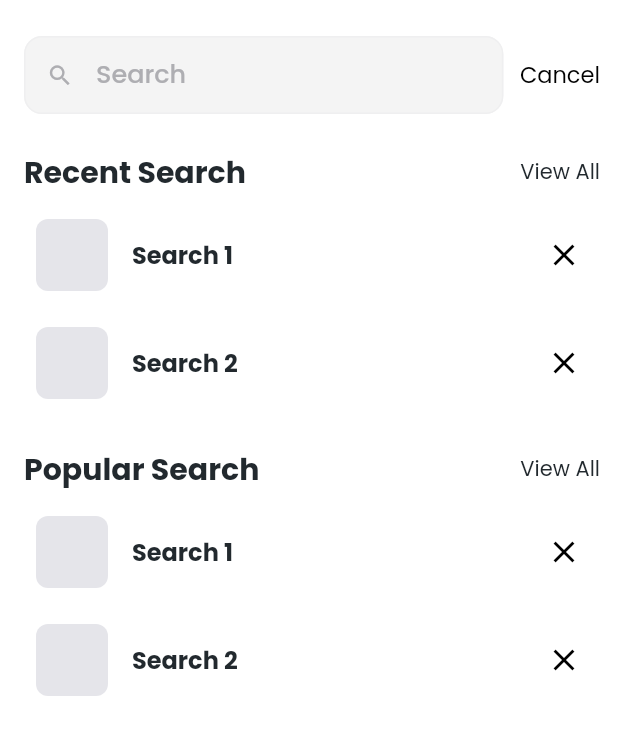
After one commit to iahmadamin/fusionpower, a Flutter app: the SearchPage screen opened directly, on a phone screen of 412 x 824 dp. The commit adds this screen. Shown: the top 735 px of the screen. Run offline on Flutter 3.47's test engine with Material 2 defaults, Android fonts, the phone set to English and light mode, and no system bars; our stand-ins replace flutter_svg, get; project files that could hold a hidden picture were left out.

Commit message:
Search, Profile, Edit profile pages

```diff
--- /dev/null
+++ b/lib/controllers/serach_controller.dart
@@ -0,0 +1,16 @@
+import 'package:get/get.dart';
+
+class SearchController extends GetxController {
+  List<String> recentSearches = ['Search 1', 'Search 2', 'Search 3'];
+  List<String> popularSearches = ['Search 1', 'Search 2', 'Search 3'];
+
+  void removeRecentSearch(String search) {
+    recentSearches.remove(search);
+    update();
+  }
+
+  void removePopularSearch(String search) {
+    popularSearches.remove(search);
+    update();
+  }
+}
--- a/lib/view/pages/Home/home_page.dart
+++ b/lib/view/pages/Home/home_page.dart
@@ -1,6 +1,7 @@
 import 'package:flutter/material.dart';
 import 'package:fusionpower/constant/colors.dart';
 import 'package:fusionpower/controllers/cart_controller.dart';
+import 'package:fusionpower/controllers/serach_controller.dart';
 import 'package:fusionpower/sample_data.dart';
 import 'package:fusionpower/view/pages/Home/widgets/appbar.dart';
 import 'package:fusionpower/view/pages/Home/widgets/drawer.dart';
@@ -19,6 +20,7 @@ class _HomePageState extends State<HomePage> {
   @override
   void initState() {
     final controller = Get.put(CartController());
+    final searchController = Get.put(SearchController());
     super.initState();
   }
 
--- /dev/null
+++ b/lib/view/pages/Home/search_page.dart
@@ -0,0 +1,211 @@
+import 'package:flutter/material.dart';
+import 'package:fusionpower/constant/colors.dart';
+import 'package:fusionpower/controllers/serach_controller.dart';
+import 'package:get/get.dart';
+
+class SearchPage extends StatefulWidget {
+  const SearchPage({Key? key}) : super(key: key);
+
+  @override
+  State<SearchPage> createState() => _SearchPageState();
+}
+
+class _SearchPageState extends State<SearchPage> {
+  @override
+  Widget build(BuildContext context) {
+    return Scaffold(
+      backgroundColor: backgroundColor,
+      body: SafeArea(
+        child: Column(children: [
+          Padding(
+            padding: const EdgeInsets.only(
+              left: 16,
+              right: 12,
+              top: 24,
+            ),
+            child: Row(
+              children: [
+                Expanded(
+                  child: SizedBox(
+                    height: 52,
+                    child: TextField(
+                      textAlignVertical: TextAlignVertical.center,
+                      cursorColor: greyDark,
+                      style: const TextStyle(
+                          fontSize: 17,
+                          fontWeight: FontWeight.w500,
+                          color: greyDark),
+                      textInputAction: TextInputAction.search,
+                      decoration: InputDecoration(
+                        isDense: true,
+                        hintText: "Search",
+                        hintStyle: const TextStyle(
+                          fontSize: 17,
+                          color: Color(0xFFAEAEB2),
+                        ),
+                        prefixIcon:
+                            const Icon(Icons.search, color: Color(0xFFAEAEB2)),
+                        filled: true,
+                        fillColor: const Color(0xFFF4F4F4),
+                        enabledBorder: OutlineInputBorder(
+                          borderRadius: BorderRadius.circular(12),
+                          borderSide:
+                              const BorderSide(color: Color(0xFFEFEFF0)),
+                        ),
+                        focusedBorder: OutlineInputBorder(
+                          borderRadius: BorderRadius.circular(12),
+                          borderSide:
+                              const BorderSide(color: Color(0xFFEFEFF0)),
+                        ),
+                      ),
+                    ),
+                  ),
+                ),
+                const SizedBox(
+                  width: 11,
+                ),
+                GestureDetector(
+                  onTap: () {
+                    Get.back();
+                  },
+                  child: const Text(
+                    "Cancel",
+                    style: TextStyle(fontSize: 15, color: Colors.black),
+                  ),
+                )
+              ],
+            ),
+          ),
+          Padding(
+            padding: const EdgeInsets.only(left: 16, right: 12, top: 24),
+            child: Row(children: [
+              Text(
+                "Recent Search",
+                style: TextStyle(
+                  color: labelColorPrimary,
+                  fontSize: 20,
+                  fontWeight: FontWeight.w700,
+                ),
+              ),
+              const Spacer(),
+              GestureDetector(
+                onTap: () {
+                  Get.back();
+                },
+                child: const Text(
+                  "View All",
+                  style: TextStyle(fontSize: 14, color: labelColorPrimary),
+                ),
+              )
+            ]),
+          ),
+          Padding(
+            padding: const EdgeInsets.only(
+              right: 16,
+              left: 16,
+            ),
+            child: GetBuilder<SearchController>(builder: (controller) {
+              final recentSearches = controller.recentSearches;
+              return ListView.builder(
+                shrinkWrap: true,
+                physics: const NeverScrollableScrollPhysics(),
+                itemCount:
+                    recentSearches.length > 2 ? 2 : recentSearches.length,
+                itemBuilder: (context, index) {
+                  return _SearchProductItem(search: recentSearches[index]);
+                },
+              );
+            }),
+          ),
+          Padding(
+            padding: const EdgeInsets.only(left: 16, right: 12, top: 24),
+            child: Row(children: [
+              Text(
+                "Popular Search",
+                style: TextStyle(
+                  color: labelColorPrimary,
+                  fontSize: 20,
+                  fontWeight: FontWeight.w700,
+                ),
+              ),
+              const Spacer(),
+              GestureDetector(
+                onTap: () {
+                  Get.back();
+                },
+                child: const Text(
+                  "View All",
+                  style: TextStyle(fontSize: 14, color: labelColorPrimary),
+                ),
+              )
+            ]),
+          ),
+          Padding(
+            padding: const EdgeInsets.only(
+              right: 16,
+              left: 16,
+            ),
+            child: GetBuilder<SearchController>(builder: (controller) {
+              final popularSearches = controller.popularSearches;
+              return ListView.builder(
+                shrinkWrap: true,
+                physics: const NeverScrollableScrollPhysics(),
+                itemCount:
+                    popularSearches.length > 2 ? 2 : popularSearches.length,
+                itemBuilder: (context, index) {
+                  return _SearchProductItem(search: popularSearches[index]);
+                },
+              );
+            }),
+          ),
+        ]),
+      ),
+    );
+  }
+}
+
+class _SearchProductItem extends StatelessWidget {
+  const _SearchProductItem({
+    required this.search,
+    Key? key,
+  }) : super(key: key);
+
+  final String search;
+
+  @override
+  Widget build(BuildContext context) {
+    return Container(
+      height: 64,
+      margin: const EdgeInsets.only(top: 8),
+      padding: const EdgeInsets.all(8),
+      child: Row(children: [
+        Container(
+          height: 48,
+          width: 48,
+          decoration: BoxDecoration(
+            borderRadius: BorderRadius.circular(8),
+            color: const Color(0xFFE5E5EA),
+          ),
+        ),
+        const SizedBox(
+          width: 16,
+        ),
+        Text(
+          search,
+          style: const TextStyle(
+            color: labelColorPrimary,
+            fontSize: 16,
+            fontWeight: FontWeight.w700,
+          ),
+        ),
+        const Spacer(),
+        GestureDetector(
+            onTap: () {},
+            child: const Icon(
+              Icons.close,
+              color: Colors.black,
+            ))
+      ]),
+    );
+  }
+}
```
Also changed, not shown: lib/view/pages/Home/widgets/drawer.dart (+31 -8 lines), lib/view/pages/Profile/edit_profile.dart (added, +159 -0 lines), lib/view/pages/Profile/profile_page.dart (added, +137 -0 lines), lib/view/widgets/uinput_field.dart (+14 -12 lines), assets/images/user.png (added).
